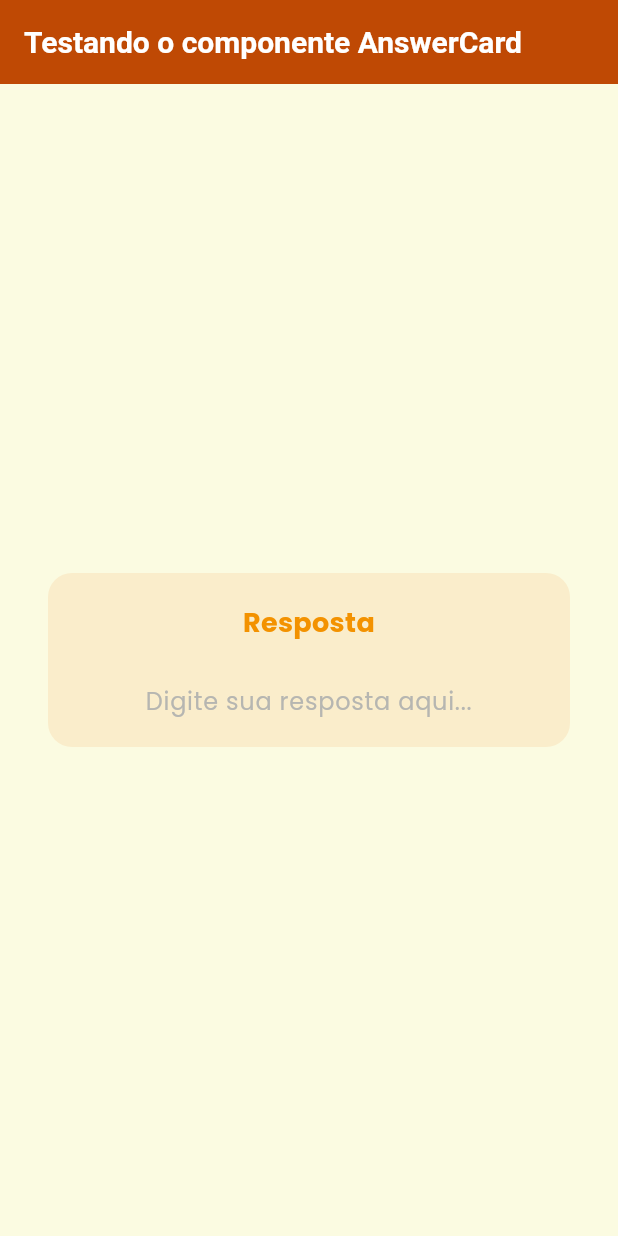
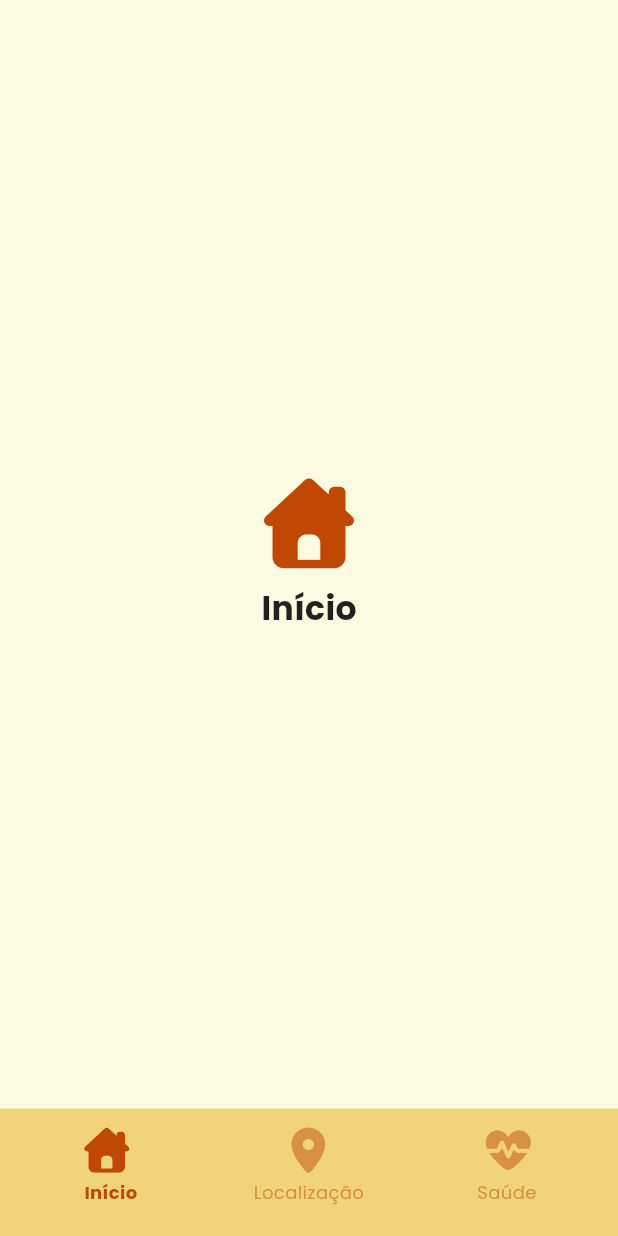
Before and after one commit to FatecFranca/DSM-P5-G07-2025-2, a Flutter app: the screen it shows after launch, on a phone screen of 412 x 824 dp. Run offline on Flutter 3.47's test engine with Material 3 defaults, Android fonts, the phone set to English and light mode, and no system bars; our stand-ins replace font_awesome_flutter, google_fonts.

Commit message:
adicionar componente NavBar

```diff
--- /dev/null
+++ b/mobile/lib/components/ui/nav_bar.dart
@@ -0,0 +1,123 @@
+import 'package:flutter/material.dart';
+import 'package:font_awesome_flutter/font_awesome_flutter.dart';
+import 'package:PetDex/theme/app_theme.dart';
+
+class NavBar extends StatefulWidget {
+  final int initialIndex;
+
+  const NavBar({super.key, this.initialIndex = 0});
+
+  @override
+  State<NavBar> createState() => _NavBarState();
+}
+
+class _NavBarState extends State<NavBar> {
+  late int _selectedIndex;
+
+  final List<Widget> _pages = const [
+    _NavPage(title: "Início", icon: FontAwesomeIcons.houseChimney),
+    _NavPage(title: "Localização", icon: FontAwesomeIcons.locationDot),
+    _NavPage(title: "Saúde", icon: FontAwesomeIcons.heartPulse),
+  ];
+
+  @override
+  void initState() {
+    super.initState();
+    _selectedIndex = widget.initialIndex;
+  }
+
+  void _onItemTapped(int index) {
+    setState(() => _selectedIndex = index);
+  }
+
+  @override
+  Widget build(BuildContext context) {
+    return Scaffold(
+      body: _pages[_selectedIndex],
+      bottomNavigationBar: Container(
+        height: 85,
+        padding: const EdgeInsets.fromLTRB(8, 4, 8, 12),
+        decoration: const BoxDecoration(
+          color: AppColors.sand900,
+        ),
+        child: Row(
+          mainAxisAlignment: MainAxisAlignment.spaceEvenly,
+          children: [
+            //
+            _buildNavItem(FontAwesomeIcons.houseChimney, "Início", 0,
+                offsetX: -2.8),
+            _buildNavItem(FontAwesomeIcons.locationDot, "Localização", 1,
+                offsetX: -0.5),
+            _buildNavItem(FontAwesomeIcons.heartPulse, "Saúde", 2,
+                offsetX: 0.8),
+          ],
+        ),
+      ),
+    );
+  }
+
+  Widget _buildNavItem(
+    IconData icon,
+    String label,
+    int index, {
+    double offsetX = 0,
+  }) {
+    final bool isSelected = _selectedIndex == index;
+
+    return Expanded(
+      child: GestureDetector(
+        onTap: () => _onItemTapped(index),
+        child: Column(
+          mainAxisAlignment: MainAxisAlignment.center,
+          children: [
+            Transform.translate(
+              offset: Offset(offsetX, 0),
+              child: Icon(
+                icon,
+                size: 30,
+                color:
+                    isSelected ? AppColors.orange900 : AppColors.orange200,
+              ),
+            ),
+            const SizedBox(height: 4),
+            Text(
+              label,
+              textAlign: TextAlign.center,
+              style: TextStyle(
+                fontSize: 12,
+                color:
+                    isSelected ? AppColors.orange900 : AppColors.orange200,
+                fontWeight:
+                    isSelected ? FontWeight.bold : FontWeight.normal,
+              ),
+            ),
+          ],
+        ),
+      ),
+    );
+  }
+}
+
+class _NavPage extends StatelessWidget {
+  final String title;
+  final IconData icon;
+
+  const _NavPage({required this.title, required this.icon});
+
+  @override
+  Widget build(BuildContext context) {
+    return Center(
+      child: Column(
+        mainAxisAlignment: MainAxisAlignment.center,
+        children: [
+          Icon(icon, size: 60, color: AppColors.orange900),
+          const SizedBox(height: 12),
+          Text(
+            title,
+            style: const TextStyle(fontSize: 22, fontWeight: FontWeight.bold),
+          ),
+        ],
+      ),
+    );
+  }
+}
--- a/mobile/lib/main.dart
+++ b/mobile/lib/main.dart
@@ -1,6 +1,6 @@
 import 'package:flutter/material.dart';
 import 'package:PetDex/theme/app_theme.dart';
-import 'package:PetDex/components/ui/answer_card.dart';
+import 'package:PetDex/components/ui/nav_bar.dart';
 
 void main() {
   runApp(const MyApp());
@@ -13,27 +13,9 @@ class MyApp extends StatelessWidget {
   Widget build(BuildContext context) {
     return MaterialApp(
       title: 'PetDex',
+      debugShowCheckedModeBanner: false,
       theme: AppTheme.lightTheme,
-      home: const AnswerCardDemoPage(),
+      home: const NavBar(), // ✅ Apenas isso!
     );
   }
 }
-
-class AnswerCardDemoPage extends StatelessWidget {
-  const AnswerCardDemoPage({super.key});
-
-  @override
-  Widget build(BuildContext context) {
-    return Scaffold(
-      appBar: AppBar(title: const Text("Testando o componente AnswerCard")),
-      body: Center(
-        child: AnswerCard(
-          initialValue: "",
-          onAnswerChanged: (resposta) {
-            debugPrint("Usuário digitou: $resposta");
-          },
-        ),
-      ),
-    );
-  }
-}
--- a/mobile/pubspec.yaml
+++ b/mobile/pubspec.yaml
@@ -35,6 +35,7 @@ dependencies:
   # Use with the CupertinoIcons class for iOS style icons.
   cupertino_icons: ^1.0.8
   google_fonts: ^6.2.1
+  font_awesome_flutter: ^10.9.1
 
 dev_dependencies:
   flutter_test:
```
Also changed, not shown: mobile/pubspec.lock.
